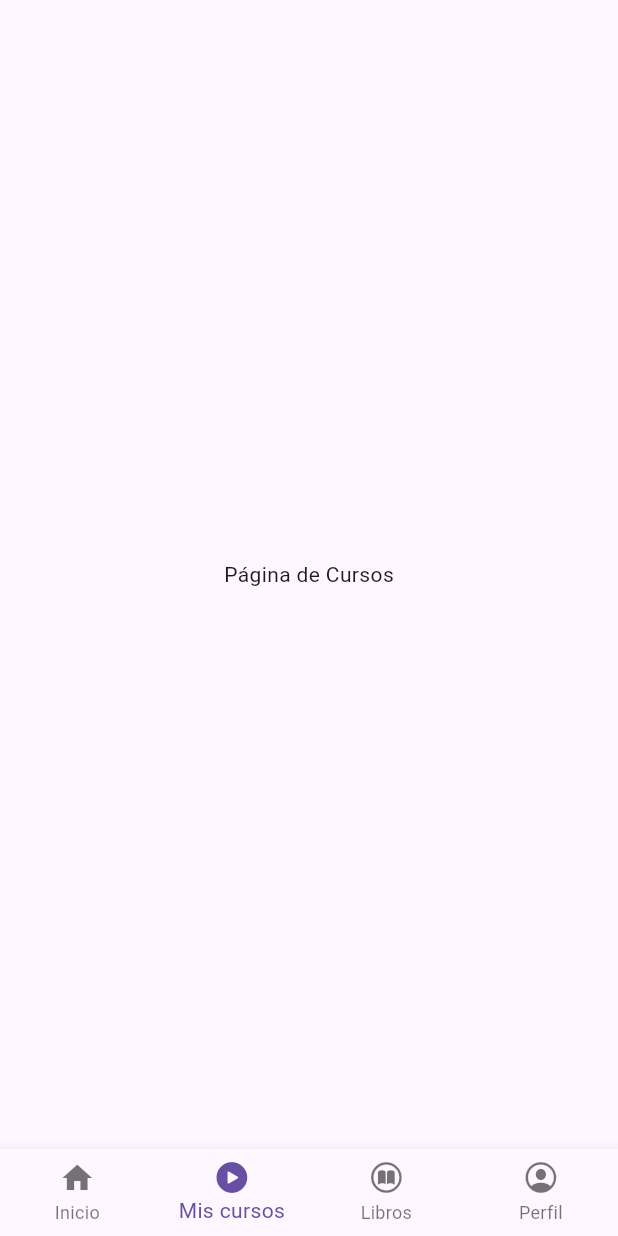
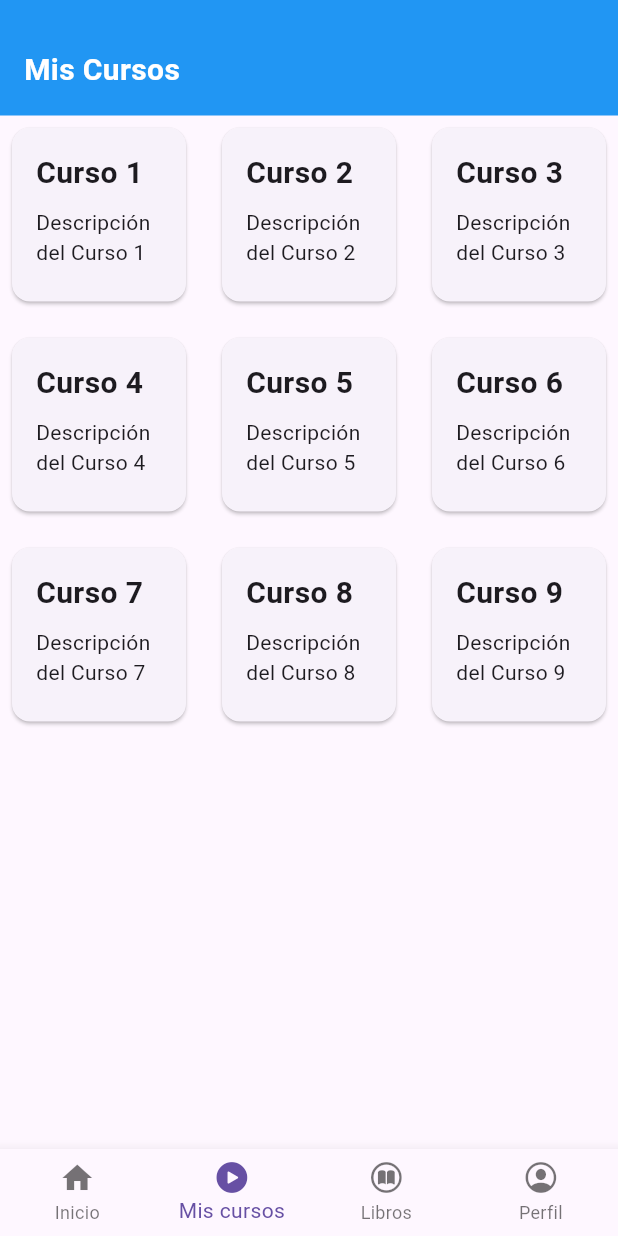
Before and after one commit to paodiazs/SecurityforAll, a Flutter app: the screen it shows after launch, item 2 of the bottom bar chosen, on a phone screen of 412 x 824 dp. Run offline on Flutter 3.47's test engine with Material 3 defaults, Android fonts, the phone set to English and light mode, and no system bars.

Commit message:
Initial courses

```diff
--- a/lib/Pages/courses_page.dart
+++ b/lib/Pages/courses_page.dart
@@ -1,10 +1,108 @@
 import 'package:flutter/material.dart';
+
+void main() {
+  runApp(MyApp());
+}
+
+class MyApp extends StatelessWidget {
+  @override
+  Widget build(BuildContext context) {
+    return MaterialApp(
+      title: 'My App',
+      home: HomeePage(),
+    );
+  }
+}
+
+class HomeePage extends StatelessWidget {
+  @override
+  Widget build(BuildContext context) {
+    return Scaffold(
+      appBar: AppBar(
+        title: Text('My App'),
+      ),
+      body: Center(
+        child: Column(
+          mainAxisAlignment: MainAxisAlignment.center,
+          children: <Widget>[
+            Text(
+              'Hello, World!',
+              style: TextStyle(fontSize: 24),
+            ),
+            SizedBox(height: 16),
+            ElevatedButton(
+              onPressed: () {
+                print('Button Pressed!');
+              },
+              child: Text('Mis Cursos'),
+            ),
+            SizedBox(height: 16),
+            Expanded(
+              child: CoursesPage(),
+            ),
+          ],
+        ),
+      ),
+    );
+  }
+}
 
 class CoursesPage extends StatelessWidget {
   @override
   Widget build(BuildContext context) {
-    return Center(
-      child: Text('Página de Cursos'),
+    return Column(
+      children: [
+        Container(
+          color: Colors.blue,
+          padding: EdgeInsets.fromLTRB(16.0, 32.0, 16.0, 16.0), // Top padding increased
+          alignment: Alignment.centerLeft,
+          child: Text(
+            'Mis Cursos',
+            style: TextStyle(fontSize: 20, fontWeight: FontWeight.bold, color: Colors.white),
+          ),
+        ),
+        Expanded(
+          child: GridView.builder(
+            gridDelegate: SliverGridDelegateWithFixedCrossAxisCount(
+              crossAxisCount: 3,
+              crossAxisSpacing: 8.0,
+              mainAxisSpacing: 8.0,
+            ),
+            itemCount: 9,
+            itemBuilder: (BuildContext context, int index) {
+              return CourseCard('Curso ${index + 1}', 'Descripción del Curso ${index + 1}');
+            },
+          ),
+        ),
+      ],
     );
   }
 }
+
+class CourseCard extends StatelessWidget {
+  final String title;
+  final String description;
+
+  CourseCard(this.title, this.description);
+
+  @override
+  Widget build(BuildContext context) {
+    return Card(
+      margin: EdgeInsets.all(8.0),
+      child: Padding(
+        padding: const EdgeInsets.all(16.0),
+        child: Column(
+          crossAxisAlignment: CrossAxisAlignment.start,
+          children: [
+            Text(
+              title,
+              style: TextStyle(fontSize: 20, fontWeight: FontWeight.bold),
+            ),
+            SizedBox(height: 8),
+            Text(description),
+          ],
+        ),
+      ),
+    );
+  }
+}
--- a/pubspec.yaml
+++ b/pubspec.yaml
@@ -37,6 +37,7 @@ dependencies:
   cupertino_icons: ^1.0.2
   http: ^1.1.0
   url_launcher: ^6.2.1
+  flutter_staggered_grid_view: ^0.5.1
 
 dev_dependencies:
   flutter_test:
```
Also changed, not shown: pubspec.lock.
